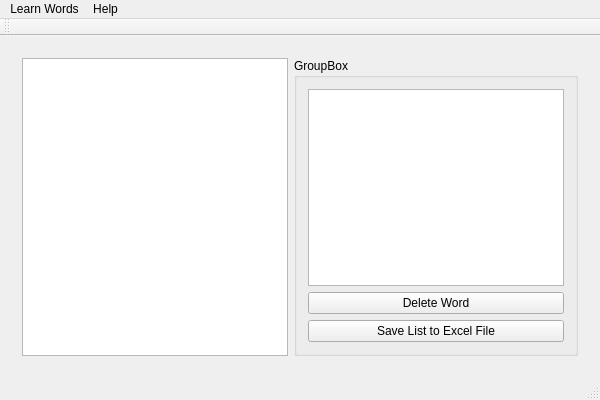
Before: the Qt Designer form Wordsmart/Wordsmart/wordsmart.ui in kev0960/Wordsmart, drawn with Qt 5.
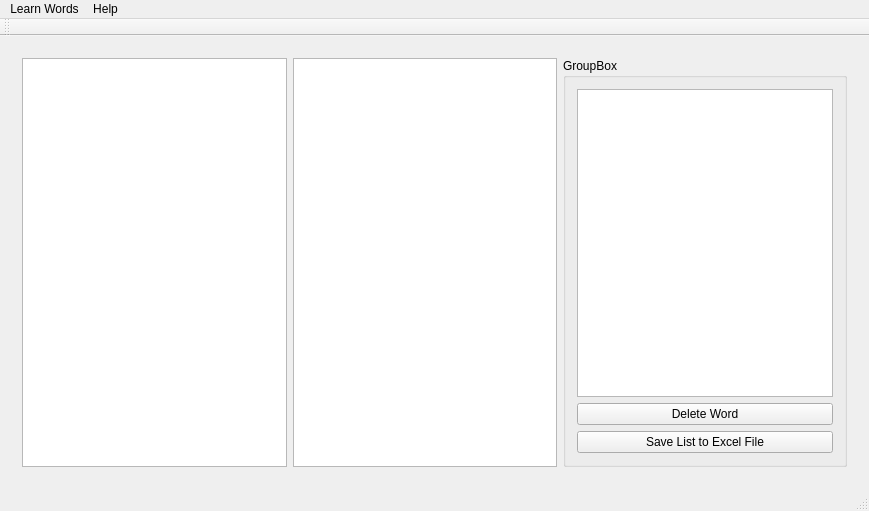
After: the same form once the commit is applied.

Commit message: Created Word List. Now users can manage the word lists individually.

```diff
--- a/Wordsmart/Wordsmart/wordsmart.ui
+++ b/Wordsmart/Wordsmart/wordsmart.ui
@@ -6,8 +6,8 @@
    <rect>
     <x>0</x>
     <y>0</y>
-    <width>600</width>
-    <height>400</height>
+    <width>869</width>
+    <height>511</height>
    </rect>
   </property>
   <property name="windowTitle">
@@ -46,6 +46,9 @@
       </widget>
       <widget class="QWidget" name="page_2">
        <layout class="QHBoxLayout" name="horizontalLayout">
+        <item>
+         <widget class="QListWidget" name="listWidget_2"/>
+        </item>
         <item>
          <widget class="QListWidget" name="listWidget">
           <property name="maximumSize">
@@ -106,7 +109,7 @@
     <rect>
      <x>0</x>
      <y>0</y>
-     <width>600</width>
+     <width>869</width>
      <height>26</height>
     </rect>
    </property>
```
The commit also changes 33 other files.
